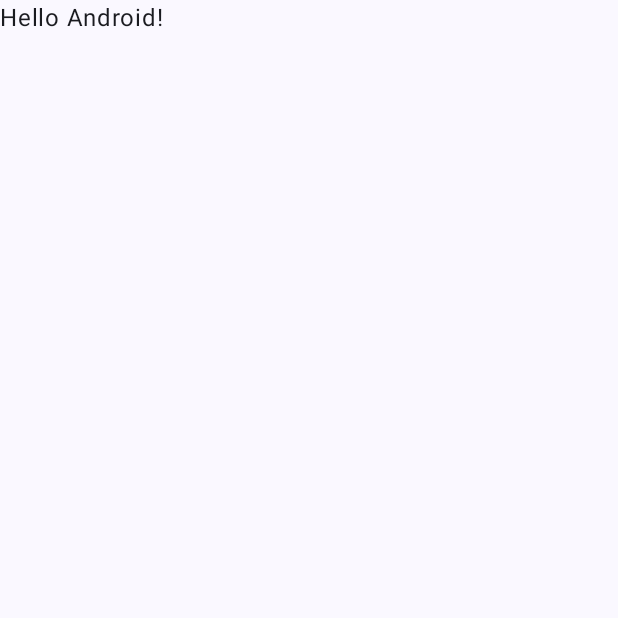
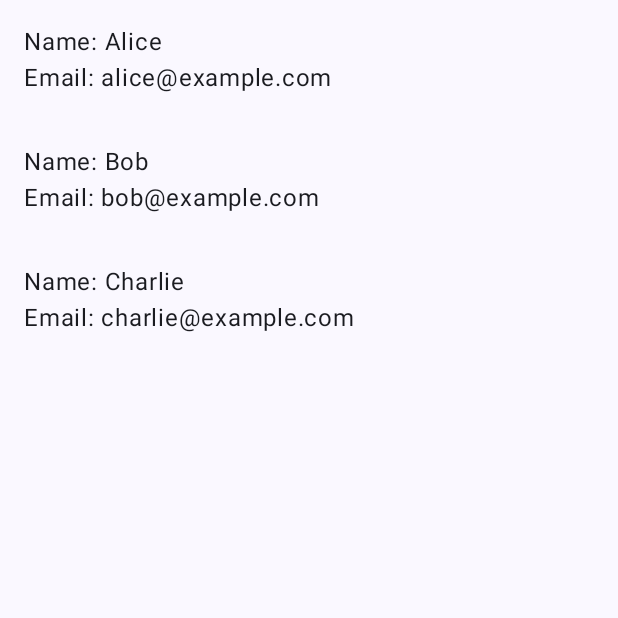
Before and after one commit to lzaycoe/prm392-demo, an Android app built with Jetpack Compose: the screen it shows after launch (MainActivity), on a phone screen of 412 x 824 dp, the top half of it. Before the commit the part shown is almost empty. Run offline under Robolectric (Android 15) with nearby library versions, the phone set to English and light mode, and no system bars.

Commit message:
add: code demo

```diff
--- a/slot-9/app/src/main/java/com/example/slot9/MainActivity.kt
+++ b/slot-9/app/src/main/java/com/example/slot9/MainActivity.kt
@@ -4,24 +4,33 @@ import android.os.Bundle
 import androidx.activity.ComponentActivity
 import androidx.activity.compose.setContent
 import androidx.activity.enableEdgeToEdge
-import androidx.compose.foundation.layout.fillMaxSize
-import androidx.compose.foundation.layout.padding
+import androidx.compose.foundation.layout.*
+import androidx.compose.foundation.lazy.LazyColumn
+import androidx.compose.foundation.lazy.items
 import androidx.compose.material3.Scaffold
 import androidx.compose.material3.Text
 import androidx.compose.runtime.Composable
 import androidx.compose.ui.Modifier
-import androidx.compose.ui.tooling.preview.Preview
+import androidx.compose.ui.unit.dp
 import com.example.slot9.ui.theme.Slot9Theme
 
+
+
+// MainActivity - Controller
 class MainActivity : ComponentActivity() {
     override fun onCreate(savedInstanceState: Bundle?) {
         super.onCreate(savedInstanceState)
         enableEdgeToEdge()
+
+        // Initialize repository
+        val userRepository = UserRepository()
+        val users = userRepository.getUsers()
+
         setContent {
             Slot9Theme {
                 Scaffold(modifier = Modifier.fillMaxSize()) { innerPadding ->
-                    Greeting(
-                        name = "Android",
+                    UserList(
+                        users = users,
                         modifier = Modifier.padding(innerPadding)
                     )
                 }
@@ -30,18 +39,20 @@ class MainActivity : ComponentActivity() {
     }
 }
 
+// View
 @Composable
-fun Greeting(name: String, modifier: Modifier = Modifier) {
-    Text(
-        text = "Hello $name!",
-        modifier = modifier
-    )
+fun UserList(users: List<User>, modifier: Modifier = Modifier) {
+    LazyColumn(modifier = modifier.fillMaxSize()) {
+        items(users) { user ->
+            UserItem(user = user)
+        }
+    }
 }
 
-@Preview(showBackground = true)
 @Composable
-fun GreetingPreview() {
-    Slot9Theme {
-        Greeting("Android")
+fun UserItem(user: User, modifier: Modifier = Modifier) {
+    Column(modifier = modifier.padding(16.dp)) {
+        Text(text = "Name: ${user.name}")
+        Text(text = "Email: ${user.email}")
     }
 }
--- /dev/null
+++ b/slot-9/app/src/main/java/com/example/slot9/User.kt
@@ -0,0 +1,14 @@
+package com.example.slot9
+// User.kt (Data Model)
+data class User(val id: Int, val name: String, val email: String)
+
+// UserRepository.kt
+class UserRepository {
+    private val users = listOf(
+        User(1, "Alice", "alice@example.com"),
+        User(2, "Bob", "bob@example.com"),
+        User(3, "Charlie", "charlie@example.com")
+    )
+
+    fun getUsers(): List<User> = users
+}
```
